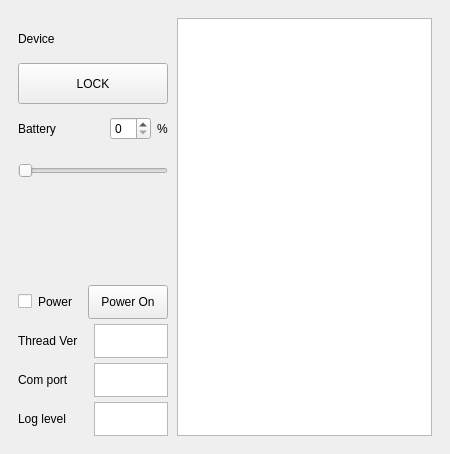
Before: the Qt Designer form res/view/doorlock.ui in Samsung/ioter, drawn with Qt 5.
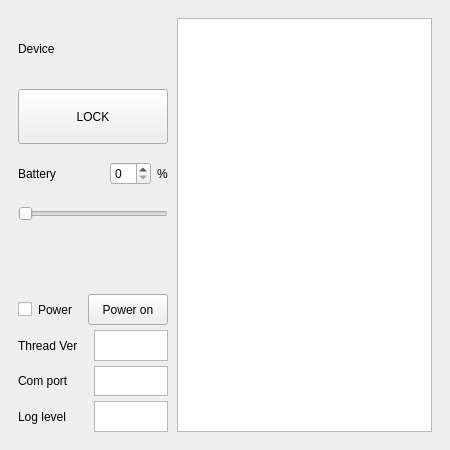
After: the same form once the commit is applied.

Patch:
```diff
--- a/res/view/doorlock.ui
+++ b/res/view/doorlock.ui
@@ -7,7 +7,7 @@
     <x>0</x>
     <y>0</y>
     <width>450</width>
-    <height>454</height>
+    <height>450</height>
    </rect>
   </property>
   <property name="windowTitle">
@@ -151,12 +151,18 @@
              <number>6</number>
             </property>
             <item>
-             <layout class="QVBoxLayout" name="verticalLayout_7" stretch="1,1,1">
+             <layout class="QVBoxLayout" name="verticalLayout_7" stretch="2,1,1">
               <property name="spacing">
-               <number>3</number>
+               <number>18</number>
               </property>
               <item>
                <layout class="QVBoxLayout" name="verticalLayout_6" stretch="0,0">
+                <property name="spacing">
+                 <number>12</number>
+                </property>
+                <property name="topMargin">
+                 <number>3</number>
+                </property>
                 <item>
                  <widget class="QLabel" name="labelDevicePicture">
                   <property name="sizePolicy">
@@ -165,6 +171,9 @@
                     <verstretch>0</verstretch>
                    </sizepolicy>
                   </property>
+                  <property name="frameShape">
+                   <enum>QFrame::NoFrame</enum>
+                  </property>
                   <property name="text">
                    <string>Device</string>
                   </property>
@@ -188,7 +197,7 @@
               <item>
                <layout class="QVBoxLayout" name="verticalLayout_10" stretch="1,1">
                 <property name="spacing">
-                 <number>0</number>
+                 <number>18</number>
                 </property>
                 <property name="topMargin">
                  <number>0</number>
@@ -299,10 +308,13 @@
                 <property name="orientation">
                  <enum>Qt::Vertical</enum>
                 </property>
+                <property name="sizeType">
+                 <enum>QSizePolicy::Preferred</enum>
+                </property>
                 <property name="sizeHint" stdset="0">
                  <size>
                   <width>5</width>
-                  <height>40</height>
+                  <height>30</height>
                  </size>
                 </property>
                </spacer>
@@ -327,7 +339,7 @@
               <property name="minimumSize">
                <size>
                 <width>0</width>
-                <height>34</height>
+                <height>0</height>
                </size>
               </property>
               <property name="maximumSize">
@@ -337,7 +349,7 @@
                </size>
               </property>
               <property name="text">
-               <string>Power On</string>
+               <string>Power on</string>
               </property>
              </widget>
             </item>
@@ -366,7 +378,7 @@
               <property name="minimumSize">
                <size>
                 <width>0</width>
-                <height>34</height>
+                <height>0</height>
                </size>
               </property>
               <property name="maximumSize">
@@ -402,7 +414,7 @@
               <property name="minimumSize">
                <size>
                 <width>0</width>
-                <height>34</height>
+                <height>0</height>
                </size>
               </property>
               <property name="maximumSize">
@@ -438,7 +450,7 @@
               <property name="minimumSize">
                <size>
                 <width>0</width>
-                <height>34</height>
+                <height>0</height>
                </size>
               </property>
               <property name="maximumSize">
```
